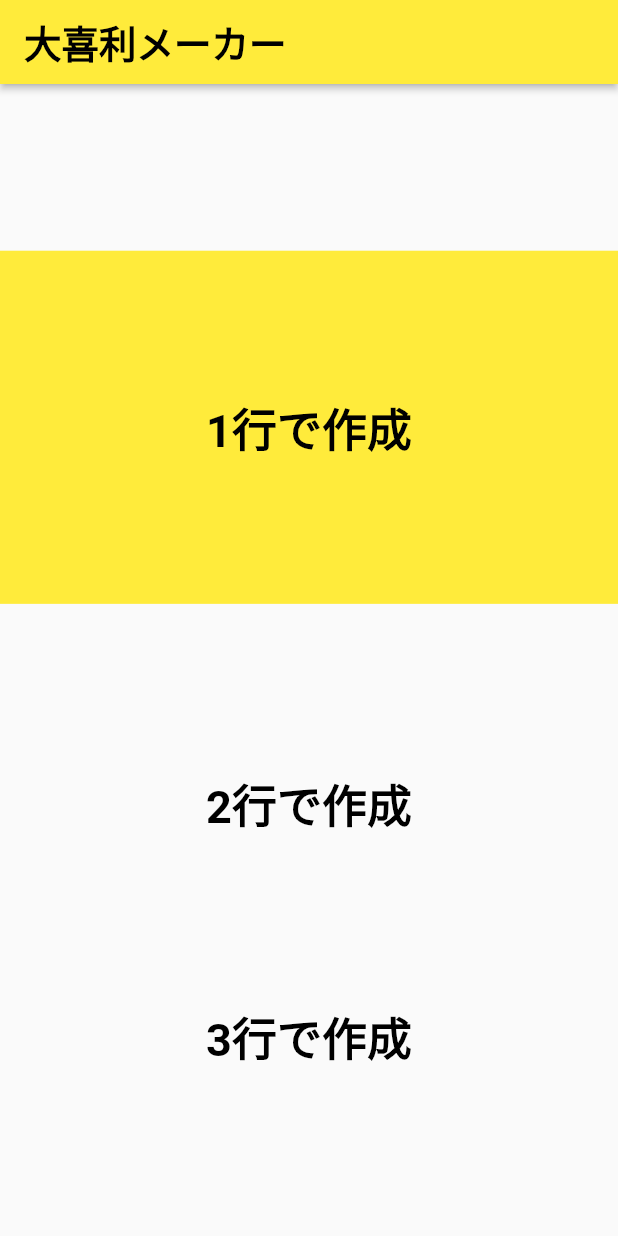
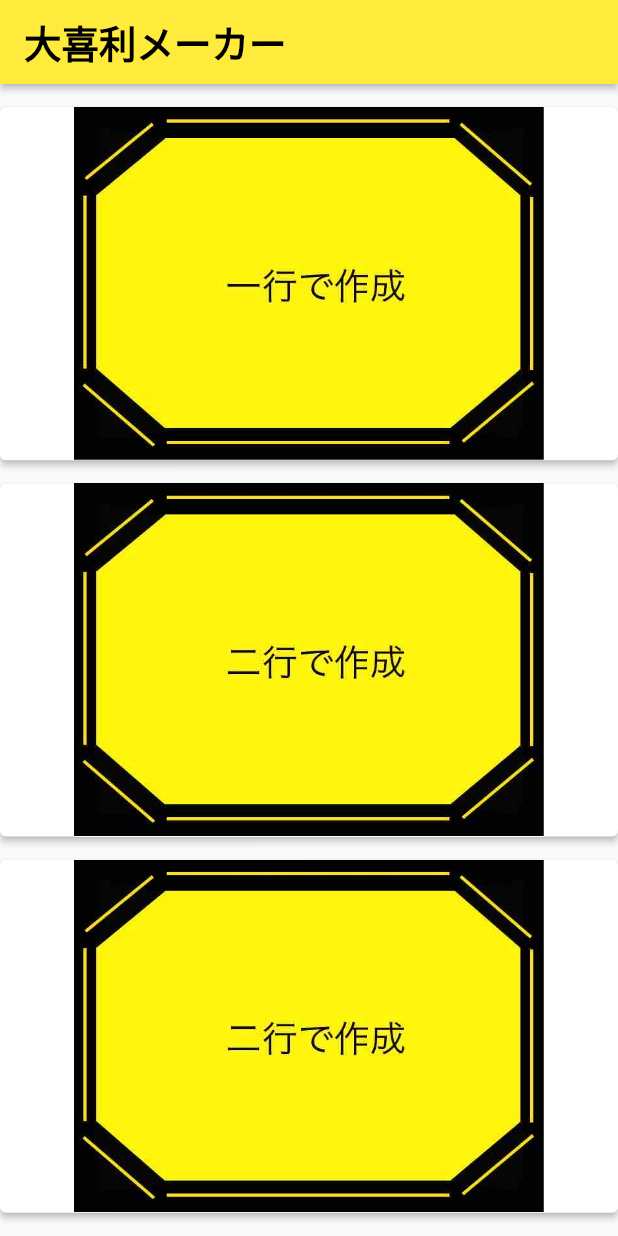
Before and after one commit to iseruuuuu/bokete_create_app, a Flutter app: the screen it shows after launch, on a phone screen of 412 x 824 dp. Run offline on Flutter 3.47's test engine with Material 2 defaults, Android fonts, the phone set to English and light mode, and no system bars; our stand-ins replace flutter_svg, get, image_gallery_saver; missing offline and left inert: image_editor; project files that could hold a hidden picture were left out.

Commit message:
add: ボタンを画像に変更した

```diff
--- a/lib/screen/title/title_screen.dart
+++ b/lib/screen/title/title_screen.dart
@@ -1,3 +1,4 @@
+import 'package:bokete_create_app/gen/assets.gen.dart';
 import 'package:bokete_create_app/screen/title/title_screen_controller.dart';
 import 'package:flutter/material.dart';
 import 'package:get/get.dart';
@@ -25,60 +26,34 @@ class TitleScreen extends StatelessWidget {
         child: Column(
           mainAxisAlignment: MainAxisAlignment.spaceEvenly,
           children: [
-            GestureDetector(
-              onTap: controller.onTap1,
-              child: Container(
+            ElevatedButton(
+              onPressed: controller.onTap1,
+              style: ElevatedButton.styleFrom(
+                primary: Colors.white, //ボタンの背景色
+              ),
+              child: Assets.images.title1.image(
                 width: double.infinity,
                 height: MediaQuery.of(context).size.height / 3.5,
-                color: Colors.yellow,
-                child: const Center(
-                  child: Text(
-                    '1行で作成',
-                    style: TextStyle(
-                      fontSize: 30,
-                      color: Colors.black,
-                      fontWeight: FontWeight.bold,
-                    ),
-                  ),
-                ),
               ),
             ),
-
-            // ElevatedButton(
-            //   onPressed: controller.onTap1,
-            //   style: ButtonStyle(
-            //     textStyle: Colors.yellow,
-            //   ),
-            //   child: const Text(
-            //     '1行で作成',
-            //     style: TextStyle(
-            //       fontSize: 30,
-            //       color: Colors.black,
-            //       fontWeight: FontWeight.bold,
-            //     ),
-            //   ),
-            // ),
-
-            GestureDetector(
-              onTap: controller.onTap2,
-              child: const Text(
-                '2行で作成',
-                style: TextStyle(
-                  fontSize: 30,
-                  color: Colors.black,
-                  fontWeight: FontWeight.bold,
-                ),
+            ElevatedButton(
+              onPressed: controller.onTap1,
+              style: ElevatedButton.styleFrom(
+                primary: Colors.white, //ボタンの背景色
+              ),
+              child: Assets.images.title2.image(
+                width: double.infinity,
+                height: MediaQuery.of(context).size.height / 3.5,
               ),
             ),
-            GestureDetector(
-              onTap: controller.onTap3,
-              child: const Text(
-                '3行で作成',
-                style: TextStyle(
-                  fontSize: 30,
-                  color: Colors.black,
-                  fontWeight: FontWeight.bold,
-                ),
+            ElevatedButton(
+              onPressed: controller.onTap1,
+              style: ElevatedButton.styleFrom(
+                primary: Colors.white, //ボタンの背景色
+              ),
+              child: Assets.images.title2.image(
+                width: double.infinity,
+                height: MediaQuery.of(context).size.height / 3.5,
               ),
             ),
           ],
```
